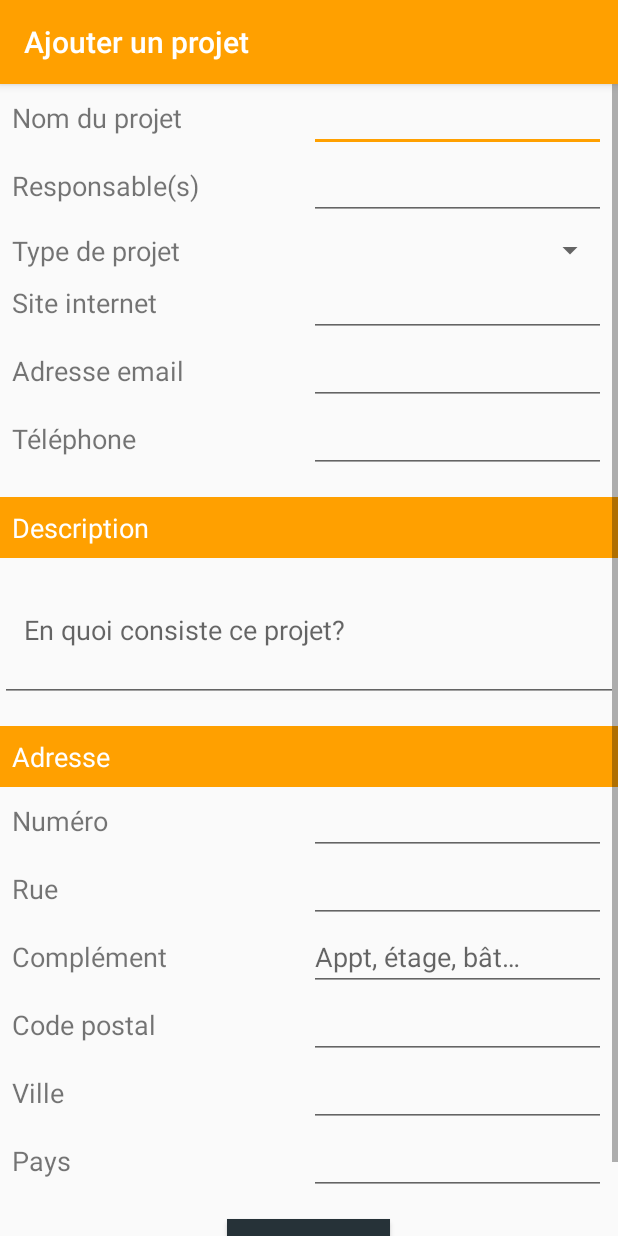
After one commit to ACVivant/HappyDreche, an Android app: the AddProjectActivity screen opened directly, with no data from a screen before it, on a phone screen of 412 x 824 dp. The commit adds this screen. Run offline under Robolectric (Android 15) with nearby library versions, the phone set to English and light mode, and no system bars.

Commit message:
layout for new project

```diff
--- a/app/build.gradle
+++ b/app/build.gradle
@@ -32,6 +32,8 @@ dependencies {
     implementation 'com.android.support.constraint:constraint-layout:1.1.3'
 
     implementation 'com.google.firebase:firebase-auth:19.2.0'
+    implementation 'androidx.appcompat:appcompat:1.0.0-beta01'
+    implementation 'androidx.constraintlayout:constraintlayout:1.1.2'
     testImplementation 'junit:junit:4.12'
     androidTestImplementation 'com.android.support.test:runner:1.0.2'
     androidTestImplementation 'com.android.support.test.espresso:espresso-core:3.0.2'
--- /dev/null
+++ b/app/src/main/java/com/vivant/annecharlotte/happydreche/AddProjectActivity.kt
@@ -0,0 +1,12 @@
+package com.vivant.annecharlotte.happydreche
+
+import androidx.appcompat.app.AppCompatActivity
+import android.os.Bundle
+
+class AddProjectActivity : AppCompatActivity() {
+
+    override fun onCreate(savedInstanceState: Bundle?) {
+        super.onCreate(savedInstanceState)
+        setContentView(R.layout.activity_add_project)
+    }
+}
--- a/app/src/main/java/com/vivant/annecharlotte/happydreche/MainActivity.kt
+++ b/app/src/main/java/com/vivant/annecharlotte/happydreche/MainActivity.kt
@@ -1,5 +1,6 @@
 package com.vivant.annecharlotte.happydreche
 
+import android.content.Intent
 import android.content.pm.PackageManager
 import android.location.Geocoder
 import android.location.Location
@@ -115,8 +116,13 @@ class MainActivity : AppCompatActivity(), NavigationView.OnNavigationItemSelecte
         }
 
         fab.setOnClickListener { view ->
-            Snackbar.make(view, "Replace with your own action", Snackbar.LENGTH_LONG)
-                .setAction("Action", null).show()
+           // Snackbar.make(view, "Replace with your own action", Snackbar.LENGTH_LONG)
+           //     .setAction("Action", null).show()
+            val intent = Intent(this, AddProjectActivity::class.java)
+// To pass any data to next activity
+         //   intent.putExtra("keyIdentifier", value)
+// start your next activity
+            startActivity(intent)
         }
 
         val toggle = ActionBarDrawerToggle(
@@ -144,7 +150,7 @@ class MainActivity : AppCompatActivity(), NavigationView.OnNavigationItemSelecte
 
                 //Move camera
                 mMap!!.moveCamera(CameraUpdateFactory.newLatLng(latLng))
-                mMap!!.animateCamera(CameraUpdateFactory.zoomTo(10f))
+                mMap!!.animateCamera(CameraUpdateFactory.zoomTo(9f))
                 mMap!!.setPadding(0,0,16,304)
             }
         }
@@ -285,9 +291,11 @@ class MainActivity : AppCompatActivity(), NavigationView.OnNavigationItemSelecte
     @Throws(IOException::class)
     fun getData() {
         Log.d(TAG, "getData")
-        val projet1 = Project("001", "projet_1", "contact@projet1", "www.projet1", "012456789", "descripton projet 1", 1,
+
+        // Pour tester
+        val projet1 = Project("001", "projet_1", "Boss1","contact@projet1", "www.projet1", "012456789", "descripton projet 1", 1,
           "www.photo.projet1", "4", "rue de Soissons", "", "60800", "Crépy-en-Valois", "France")
-        val projet2 = Project("002", "projet_2", "contact@projet2", "www.projet2", "012456789", "descripton projet 2", 1,
+        val projet2 = Project("002", "projet_2", "Boss2", "contact@projet2", "www.projet2", "012456789", "descripton projet 2", 2,
             "www.photo.projet2", "6", "rue Alexandre Dumas", "", "60800", "Crépy-en-Valois", "France")
 
         val projets1et2 = listOf(projet1, projet2)
--- a/app/src/main/java/com/vivant/annecharlotte/happydreche/firestore/Project.kt
+++ b/app/src/main/java/com/vivant/annecharlotte/happydreche/firestore/Project.kt
@@ -7,6 +7,6 @@ import java.util.ArrayList
  */
 
 class Project (var projectId: String,
-               var projectName: String, var projectEmail: String, var projectWebsite: String, var projectTel: String,
+               var projectName: String, var projectBoss: String, var projectEmail: String, var projectWebsite: String, var projectTel: String,
                var projectDescription: String, var projectType: Int, var projectUrlPicture: String,
                var projectAddressNumber: String, var projectAddressStreet: String, var projectAddressStreet2: String, var projectAddressZipcode: String, var projectAddressTown: String,var projectAddressCountry: String)
--- /dev/null
+++ b/app/src/main/res/drawable/ic_all_inclusive.xml
@@ -0,0 +1,9 @@
+<vector xmlns:android="http://schemas.android.com/apk/res/android"
+        android:width="24dp"
+        android:height="24dp"
+        android:viewportWidth="24.0"
+        android:viewportHeight="24.0">
+    <path
+        android:fillColor="#FF000000"
+        android:pathData="M18.6,6.62c-1.44,0 -2.8,0.56 -3.77,1.53L12,10.66 10.48,12h0.01L7.8,14.39c-0.64,0.64 -1.49,0.99 -2.4,0.99 -1.87,0 -3.39,-1.51 -3.39,-3.38S3.53,8.62 5.4,8.62c0.91,0 1.76,0.35 2.44,1.03l1.13,1 1.51,-1.34L9.22,8.2C8.2,7.18 6.84,6.62 5.4,6.62 2.42,6.62 0,9.04 0,12s2.42,5.38 5.4,5.38c1.44,0 2.8,-0.56 3.77,-1.53l2.83,-2.5 0.01,0.01L13.52,12h-0.01l2.69,-2.39c0.64,-0.64 1.49,-0.99 2.4,-0.99 1.87,0 3.39,1.51 3.39,3.38s-1.52,3.38 -3.39,3.38c-0.9,0 -1.76,-0.35 -2.44,-1.03l-1.14,-1.01 -1.51,1.34 1.27,1.12c1.02,1.01 2.37,1.57 3.82,1.57 2.98,0 5.4,-2.41 5.4,-5.38s-2.42,-5.37 -5.4,-5.37z"/>
+</vector>
--- /dev/null
+++ b/app/src/main/res/drawable/ic_upcycle.xml
@@ -0,0 +1,9 @@
+<vector xmlns:android="http://schemas.android.com/apk/res/android"
+        android:width="24dp"
+        android:height="24dp"
+        android:viewportWidth="24.0"
+        android:viewportHeight="24.0">
+    <path
+        android:fillColor="#FF000000"
+        android:pathData="M14,12c0,-1.1 -0.9,-2 -2,-2s-2,0.9 -2,2 0.9,2 2,2 2,-0.9 2,-2zM12,3c-4.97,0 -9,4.03 -9,9L0,12l4,4 4,-4L5,12c0,-3.87 3.13,-7 7,-7s7,3.13 7,7 -3.13,7 -7,7c-1.51,0 -2.91,-0.49 -4.06,-1.3l-1.42,1.44C8.04,20.3 9.94,21 12,21c4.97,0 9,-4.03 9,-9s-4.03,-9 -9,-9z"/>
+</vector>
--- /dev/null
+++ b/app/src/main/res/layout/activity_add_project.xml
@@ -0,0 +1,329 @@
+<?xml version="1.0" encoding="utf-8"?>
+<ScrollView xmlns:android="http://schemas.android.com/apk/res/android"
+            xmlns:app="http://schemas.android.com/apk/res-auto"
+            xmlns:tools="http://schemas.android.com/tools"
+            android:layout_width="match_parent"
+            android:layout_height="match_parent"
+            tools:context=".AddProjectActivity">
+
+    <LinearLayout
+            android:layout_width="match_parent"
+            android:layout_height="wrap_content"
+            android:orientation="vertical">
+
+        <LinearLayout
+                android:layout_width="match_parent"
+                android:layout_height="wrap_content"
+                android:orientation="horizontal"
+                android:paddingStart="@dimen/activity_horizontal_margin"
+                android:paddingEnd="@dimen/activity_horizontal_margin">
+
+            <TextView
+                    android:layout_width="match_parent"
+                    android:layout_height="wrap_content"
+                    android:layout_weight="50"
+                    android:text="@string/add_name"
+                    android:textSize="@dimen/default_text_size" />
+
+            <EditText
+                    android:id="@+id/add_name_text"
+                    android:layout_width="match_parent"
+                    android:layout_height="wrap_content"
+                    android:layout_weight="50"
+                    android:textSize="@dimen/default_text_size"/>
+
+        </LinearLayout>
+
+        <LinearLayout
+                android:layout_width="match_parent"
+                android:layout_height="wrap_content"
+                android:orientation="horizontal"
+                android:paddingStart="@dimen/activity_horizontal_margin"
+                android:paddingEnd="@dimen/activity_horizontal_margin">
+
+            <TextView
+                    android:layout_width="match_parent"
+                    android:layout_height="wrap_content"
+                    android:layout_weight="50"
+                    android:text="@string/add_boss"
+                    android:textSize="@dimen/default_text_size" />
+
+            <EditText
+                    android:id="@+id/add_boss_text"
+                    android:layout_width="match_parent"
+                    android:layout_height="wrap_content"
+                    android:layout_weight="50"
+                    android:textSize="@dimen/default_text_size"/>
+
+        </LinearLayout>
+
+        <LinearLayout
+                android:layout_width="match_parent"
+                android:layout_height="wrap_content"
+                android:orientation="horizontal"
+                android:paddingStart="@dimen/activity_horizontal_margin"
+                android:paddingEnd="@dimen/activity_horizontal_margin"
+                android:layout_marginTop="@dimen/activity_horizontal_margin">
+
+            <TextView
+                    android:layout_width="match_parent"
+                    android:layout_height="wrap_content"
+                    android:layout_weight="50"
+                    android:text="@string/add_type"
+                    android:textSize="@dimen/default_text_size"/>
+
+            <Spinner
+                    android:id="@+id/create_spinner_status"
+                    android:layout_width="match_parent"
+                    android:layout_height="wrap_content"
+                    android:layout_weight="50"
+                    android:textSize="@dimen/default_text_size" />
+        </LinearLayout>
+
+        <LinearLayout
+            android:layout_width="match_parent"
+            android:layout_height="wrap_content"
+            android:orientation="horizontal"
+            android:paddingStart="@dimen/activity_horizontal_margin"
+            android:paddingEnd="@dimen/activity_horizontal_margin">
+
+        <TextView
+                android:layout_width="match_parent"
+                android:layout_height="wrap_content"
+                android:layout_weight="50"
+                android:text="@string/add_website"
+                android:textSize="@dimen/default_text_size" />
+
+        <EditText
+                android:id="@+id/add_website_text"
+                android:layout_width="match_parent"
+                android:layout_height="wrap_content"
+                android:layout_weight="50"
+                android:textSize="@dimen/default_text_size"/>
+
+    </LinearLayout>
+
+        <LinearLayout
+            android:layout_width="match_parent"
+            android:layout_height="wrap_content"
+            android:orientation="horizontal"
+            android:paddingStart="@dimen/activity_horizontal_margin"
+            android:paddingEnd="@dimen/activity_horizontal_margin">
+
+        <TextView
+                android:layout_width="match_parent"
+                android:layout_height="wrap_content"
+                android:layout_weight="50"
+                android:text="@string/add_email"
+                android:textSize="@dimen/default_text_size" />
+
+        <EditText
+                android:id="@+id/add_email_text"
+                android:layout_width="match_parent"
+                android:layout_height="wrap_content"
+                android:layout_weight="50"
+                android:textSize="@dimen/default_text_size"
+                android:inputType="textEmailAddress"/>
+
+    </LinearLayout>
+
+        <LinearLayout
+                android:layout_width="match_parent"
+                android:layout_height="wrap_content"
+                android:orientation="horizontal"
+                android:paddingStart="@dimen/activity_horizontal_margin"
+                android:paddingEnd="@dimen/activity_horizontal_margin">
+
+            <TextView
+                    android:layout_width="match_parent"
+                    android:layout_height="wrap_content"
+                    android:layout_weight="50"
+                    android:text="@string/add_tel"
+                    android:textSize="@dimen/default_text_size" />
+
+            <EditText
+                    android:id="@+id/add_tel_text"
+                    android:layout_width="match_parent"
+                    android:layout_height="wrap_content"
+                    android:layout_weight="50"
+                    android:textSize="@dimen/default_text_size"
+                    android:inputType="number"/>
+
+        </LinearLayout>
+
+        <TextView
+                android:layout_width="match_parent"
+                android:layout_height="wrap_content"
+                android:background="@color/colorPrimary"
+                android:layout_marginTop="@dimen/activity_horizontal_bigmargin"
+                android:padding="@dimen/activity_horizontal_margin"
+                android:text="@string/add_description_title"
+                android:textColor="@android:color/white"
+                android:textSize="@dimen/default_text_size" />
+
+        <EditText
+                android:id="@+id/add_description_text"
+                android:layout_width="match_parent"
+                android:layout_height="@dimen/add_text_description_size"
+                android:hint="@string/add_description_text"
+                android:paddingStart="@dimen/activity_horizontal_bigmargin"
+                android:paddingEnd="@dimen/activity_horizontal_margin"
+                android:textSize="@dimen/default_text_size" />
+
+        <TextView
+                android:layout_width="match_parent"
+                android:layout_height="wrap_content"
+                android:background="@color/colorPrimary"
+                android:layout_marginTop="@dimen/activity_horizontal_bigmargin"
+                android:padding="@dimen/activity_horizontal_margin"
+                android:text="@string/add_address_title"
+                android:textColor="@android:color/white"
+                android:textSize="@dimen/default_text_size" />
+
+        <LinearLayout
+                android:layout_width="match_parent"
+                android:layout_height="wrap_content"
+                android:orientation="horizontal"
+                android:paddingStart="@dimen/activity_horizontal_margin"
+                android:paddingEnd="@dimen/activity_horizontal_margin">
+
+            <TextView
+                    android:layout_width="match_parent"
+                    android:layout_height="wrap_content"
+                    android:layout_weight="50"
+                    android:text="@string/set_location_number"
+                    android:textSize="@dimen/default_text_size" />
+
+            <EditText
+                    android:id="@+id/add_address_number"
+                    android:layout_width="match_parent"
+                    android:layout_height="wrap_content"
+                    android:layout_weight="50"
+                    android:textSize="@dimen/default_text_size" />
+        </LinearLayout>
+
+        <LinearLayout
+                android:layout_width="match_parent"
+                android:layout_height="wrap_content"
+                android:orientation="horizontal"
+                android:paddingStart="@dimen/activity_horizontal_margin"
+                android:paddingEnd="@dimen/activity_horizontal_margin">
+
+            <TextView
+                    android:layout_width="match_parent"
+                    android:layout_height="wrap_content"
+                    android:layout_weight="50"
+                    android:text="@string/set_location_street"
+                    android:textSize="@dimen/default_text_size" />
+
+            <EditText
+                    android:id="@+id/add_address_street"
+                    android:layout_width="match_parent"
+                    android:layout_height="wrap_content"
+                    android:layout_weight="50"
+                    android:textSize="@dimen/default_text_size" />
+        </LinearLayout>
+
+        <LinearLayout
+                android:layout_width="match_parent"
+                android:layout_height="wrap_content"
+                android:orientation="horizontal"
+                android:paddingStart="@dimen/activity_horizontal_margin"
+                android:paddingEnd="@dimen/activity_horizontal_margin">
+
+            <TextView
+                    android:layout_width="match_parent"
+                    android:layout_height="wrap_content"
+                    android:layout_weight="50"
+                    android:text="@string/set_location_street2"
+                    android:textSize="@dimen/default_text_size" />
+
+            <EditText
+                    android:id="@+id/add_address_street2"
+                    android:layout_width="match_parent"
+                    android:layout_height="wrap_content"
+                    android:layout_weight="50"
+                    android:hint="@string/location_street2"
+                    android:textSize="@dimen/default_text_size" />
+        </LinearLayout>
+
+        <LinearLayout
+                android:layout_width="match_parent"
+                android:layout_height="wrap_content"
+                android:orientation="horizontal"
+                android:paddingStart="@dimen/activity_horizontal_margin"
+                android:paddingEnd="@dimen/activity_horizontal_margin">
+
+            <TextView
+                    android:layout_width="match_parent"
+                    android:layout_height="wrap_content"
+                    android:layout_weight="50"
+                    android:text="@string/set_location_zipcode"
+                    android:textSize="@dimen/default_text_size" />
+
+            <EditText
+                    android:id="@+id/add_address_zipcode"
+                    android:layout_width="match_parent"
+                    android:layout_height="wrap_content"
+                    android:layout_weight="50"
+                    android:textSize="@dimen/default_text_size" />
+        </LinearLayout>
+
+        <LinearLayout
+                android:layout_width="match_parent"
+                android:layout_height="wrap_content"
+                android:orientation="horizontal"
+                android:paddingStart="@dimen/activity_horizontal_margin"
+                android:paddingEnd="@dimen/activity_horizontal_margin">
+
+            <TextView
+                    android:layout_width="match_parent"
+                    android:layout_height="wrap_content"
+                    android:layout_weight="50"
+                    android:text="@string/set_location_town"
+                    android:textSize="@dimen/default_text_size" />
+
+            <EditText
+                    android:id="@+id/add_address_town"
+                    android:layout_width="match_parent"
+                    android:layout_height="wrap_content"
+                    android:layout_weight="50"
+                    android:textSize="@dimen/default_text_size" />
+        </LinearLayout>
+
+        <LinearLayout
+                android:layout_width="match_parent"
+                android:layout_height="wrap_content"
+                android:orientation="horizontal"
+                android:paddingStart="@dimen/activity_horizontal_margin"
+                android:paddingEnd="@dimen/activity_horizontal_margin">
+
+            <TextView
+                    android:layout_width="match_parent"
+                    android:layout_height="wrap_content"
+                    android:layout_weight="50"
+                    android:text="@string/set_location_country"
+                    android:textSize="@dimen/default_text_size" />
+
+            <EditText
+                    android:id="@+id/add_address_country"
+                    android:layout_width="match_parent"
+                    android:layout_height="wrap_content"
+                    android:layout_weight="50"
+                    android:textSize="@dimen/default_text_size" />
+        </LinearLayout>
+
+        <Button
+                android:id="@+id/add_save_button"
+                android:layout_width="wrap_content"
+                android:layout_height="wrap_content"
+                android:layout_marginVertical="@dimen/activity_vertical_bigmargin"
+                android:layout_gravity="center_horizontal"
+                android:padding="@dimen/activity_horizontal_margin"
+                android:text="@string/save_btn"
+                android:textStyle="bold"
+                android:background="@color/colorPrimaryDark"
+                android:textColor="@color/colorPrimary"/>
+    </LinearLayout>
+
+</ScrollView>
--- a/app/src/main/res/menu/map_bottom_menu.xml
+++ b/app/src/main/res/menu/map_bottom_menu.xml
@@ -17,17 +17,10 @@
             app:showAsAction="ifRoom"/>
 
     <item
-            android:id="@+id/map_bottom_food"
-            android:enabled="true"
-            android:title="@string/map_bottom_food_transfo"
-            android:icon="@drawable/ic_cook"
-            app:showAsAction="ifRoom"/>
-
-    <item
             android:id="@+id/map_bottom_nonfood"
             android:enabled="true"
-            android:title="@string/map_bottom_nonfood_transfo"
-            android:icon="@drawable/ic_build"
+            android:title="@string/map_bottom_transfo"
+            android:icon="@drawable/ic_upcycle"
             app:showAsAction="ifRoom"/>
 
     <item
@@ -37,4 +30,11 @@
             android:icon="@drawable/ic_search"
             app:showAsAction="ifRoom"/>
 
+    <item
+            android:id="@+id/map_bottom_all"
+            android:enabled="true"
+            android:title="@string/map_bottom_all"
+            android:icon="@drawable/ic_all_inclusive"
+            app:showAsAction="ifRoom"/>
+
 </menu>
--- a/app/src/main/res/values/dimens.xml
+++ b/app/src/main/res/values/dimens.xml
@@ -11,4 +11,7 @@
 
     <dimen name="login_horizontal_margin">16dp</dimen>
     <dimen name="login_vertical_margin">16dp</dimen>
+
+    <dimen name="default_text_size">18sp</dimen>
+    <dimen name="add_text_description_size">96dp</dimen>
 </resources>
--- a/app/src/main/res/values/strings.xml
+++ b/app/src/main/res/values/strings.xml
@@ -39,10 +39,36 @@
     <string name="title_activity_welcome">WelcomeActivity</string>
 
     //Map
-    <string name="map_bottom_market">Boutiques"</string>
-    <string name="map_bottom_resto">"Restos, brasseriees&#8230;"</string>
-    <string name="map_bottom_food_transfo">"Projets alimentaires"</string>
-    <string name="map_bottom_nonfood_transfo">"Projets non alimentaires</string>
-    <string name="map_bottom_research">"Projets de recherche</string>
+    <string name="map_bottom_market">"Acheter"</string>
+    <string name="map_bottom_resto">"Déguster"</string>
+    <string name="map_bottom_transfo">"Transformer"</string>
+    <string name="map_bottom_research">"Connaître"</string>
+    <string name="map_bottom_all">"Tous"</string>
 
+    // Add Project
+    <string name="add_title">"Ajouter un projet"</string>
+    <string name="add_type">"Type de projet"</string>
+    <string name="add_description_title">"Description"</string>
+    <string name="add_description_text">"En quoi consiste ce projet?"</string>
+    <string name="add_name">"Nom du projet"</string>
+    <string name="add_boss">"Responsable(s)"</string>
+    <string name="add_website">"Site internet"</string>
+    <string name="add_email">"Adresse email"</string>
+    <string name="add_tel">"Téléphone"</string>
+    <string name="add_address_title">"Adresse</string>
+    <string name="set_location_number">"Numéro"</string>
+    <string name="set_location_street">"Rue"</string>
+    <string name="set_location_street2">"Complément"</string>
+    <string name="location_street2">"Appt, étage, bât&#8230;"</string>
+    <string name="set_location_zipcode">"Code postal"</string>
+    <string name="set_location_town">"Ville"</string>
+    <string name="set_location_country">"Pays"</string>
+    <string name="save_btn">"Enregistrer"</string>
+
+    <string-array name="add_project_type">
+        <item>Acheter</item>
+        <item>Déguster</item>
+        <item>Transformer</item>
+        <item>Connaitre</item>
+    </string-array>
 </resources>
```
Also changed, not shown: app/src/main/AndroidManifest.xml (+6 -6 lines).
